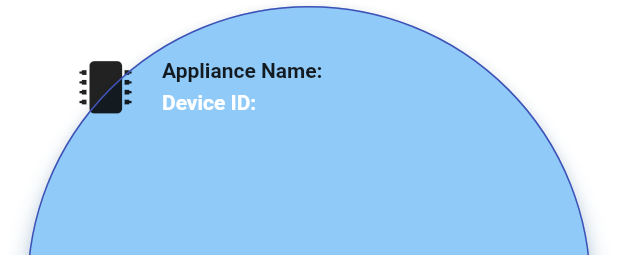
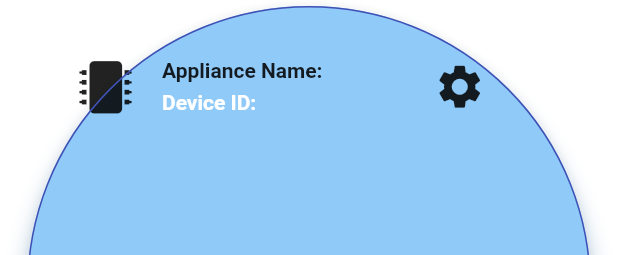
Before and after one commit to SyedDaniyalAli/home_appliance_controller, a Flutter app: the MachineCard widget shown alone on an empty page, opened directly with empty values, on a phone screen of 412 x 824 dp. Shown: the top 255 px of the screen. Run offline on Flutter 3.47's test engine with Material 2 defaults, Android fonts, the phone set to English and light mode, and no system bars; our stand-ins replace cloud_firestore, firebase_auth, firebase_core, flutter_easyloading, flutter_switch, font_awesome_flutter and 4 more; accounts and stored records are empty.

Commit message:
add flexible in cards

```diff
--- a/lib/main_screen/components/machine_card.dart
+++ b/lib/main_screen/components/machine_card.dart
@@ -33,14 +33,19 @@ class MachineCard extends StatelessWidget {
               children: [
                 Row(
                   children: [
-                    Icon(
+                    Flexible(
+                      flex: 1,
+                      child: Icon(
                         FontAwesomeIcons.microchip,
                         size: 35,
+                      ),
                     ),
                     SizedBox(
                       width: 20,
                     ),
-                    Column(
+                    Flexible(
+                      flex: 4,
+                      child: Column(
                         crossAxisAlignment: CrossAxisAlignment.start,
                         children: [
                           Text(
@@ -53,9 +58,22 @@ class MachineCard extends StatelessWidget {
                           Text(
                             'Device ID: $deviceId',
                             style: TextStyle(
-                              color: Colors.white, fontWeight: FontWeight.bold),
+                                color: Colors.white,
+                                fontWeight: FontWeight.bold),
                           ),
                         ],
+                      ),
+                    ),
+                    SizedBox(
+                      width: 70,
+                    ),
+                    Flexible(
+                      flex: 1,
+                      fit: FlexFit.tight,
+                      child: Icon(
+                        Icons.settings,
+                        size: 35,
+                      ),
                     ),
                   ],
                 ),
```
Lines whose indentation alone changed are shown as unchanged.
